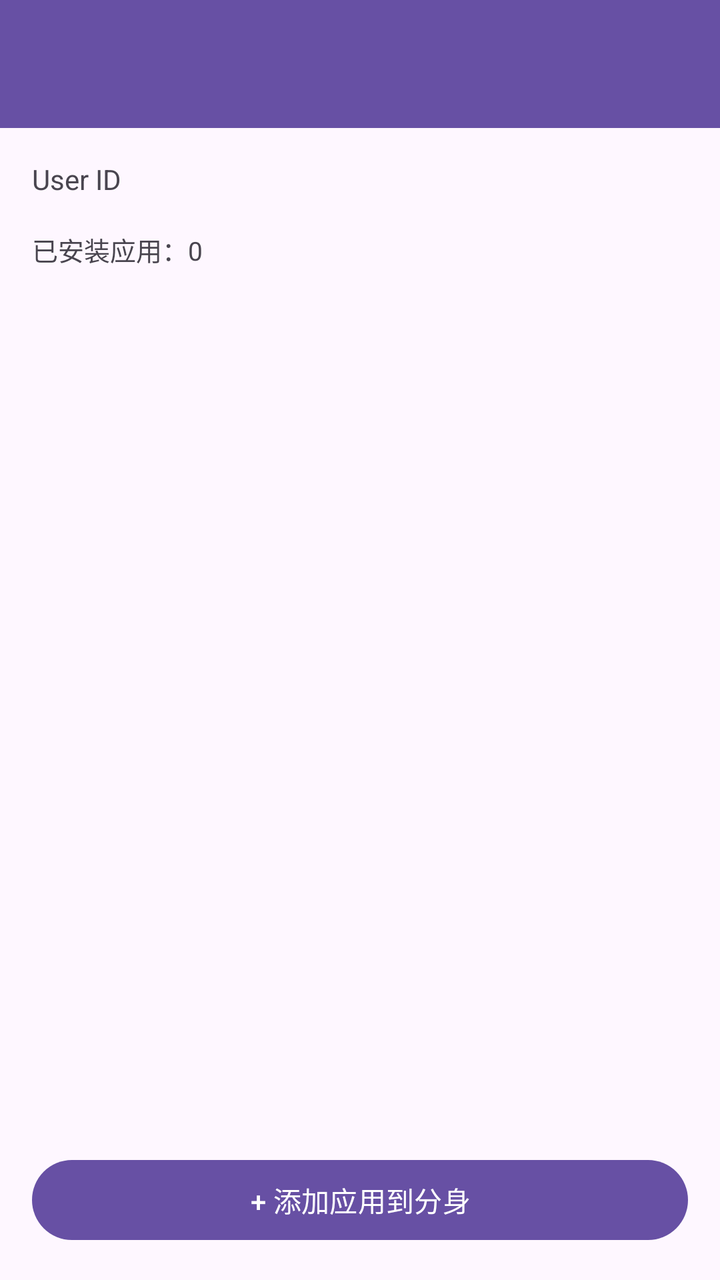
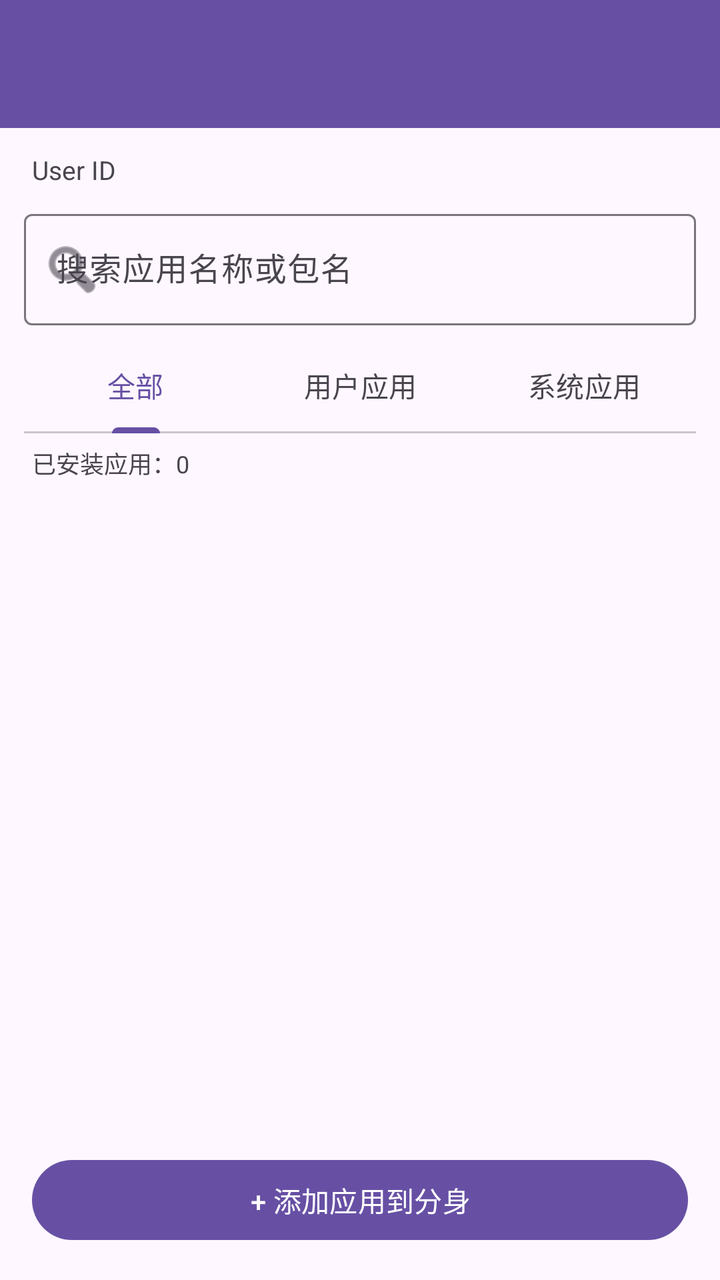

Screens rendered from an Android XML layout before and after an edit, with the pre-edit source and the edit as a unified diff.
<!-- AndroidManifest.xml: application theme Theme.CloneManager -->
<!-- res/layout/activity_clone_detail.xml -->
<?xml version="1.0" encoding="utf-8"?>
<LinearLayout xmlns:android="http://schemas.android.com/apk/res/android"
    android:layout_width="match_parent"
    android:layout_height="match_parent"
    android:orientation="vertical"
    android:background="?android:colorBackground">

    <com.google.android.material.appbar.MaterialToolbar
        android:id="@+id/toolbar"
        android:layout_width="match_parent"
        android:layout_height="?attr/actionBarSize"
        android:background="?attr/colorPrimary"
        android:titleTextColor="?attr/colorOnPrimary" />

    <TextView
        android:id="@+id/cloneInfo"
        android:layout_width="match_parent"
        android:layout_height="wrap_content"
        android:padding="16dp"
        android:textSize="14sp"
        android:text="User ID" />

    <TextView
        android:id="@+id/appCount"
        android:layout_width="match_parent"
        android:layout_height="wrap_content"
        android:paddingStart="16dp"
        android:paddingEnd="16dp"
        android:paddingBottom="8dp"
        android:textSize="13sp"
        android:textColor="?attr/colorOnSurfaceVariant"
        android:text="已安装应用：0" />

    <androidx.recyclerview.widget.RecyclerView
        android:id="@+id/appList"
        android:layout_width="match_parent"
        android:layout_height="0dp"
        android:layout_weight="1"
        android:paddingStart="12dp"
        android:paddingEnd="12dp"
        android:clipToPadding="false" />

    <com.google.android.material.button.MaterialButton
        android:id="@+id/btnAddApp"
        android:layout_width="match_parent"
        android:layout_height="wrap_content"
        android:layout_margin="16dp"
        android:text="+ 添加应用到分身" />

</LinearLayout>
<!-- resources referenced by this layout -->
<resources>
  <style name="Theme.CloneManager" parent="Theme.Material3.DayNight.NoActionBar">
          <item name="android:windowLightStatusBar">true</item>
          <item name="android:statusBarColor">@android:color/transparent</item>
      </style>
</resources>

<!-- the commit's change to res/layout/activity_clone_detail.xml (unified diff, before → after) -->
@@ -1,5 +1,6 @@
 <?xml version="1.0" encoding="utf-8"?>
 <LinearLayout xmlns:android="http://schemas.android.com/apk/res/android"
+    xmlns:app="http://schemas.android.com/apk/res-auto"
     android:layout_width="match_parent"
     android:layout_height="match_parent"
     android:orientation="vertical"
@@ -16,9 +17,58 @@
         android:id="@+id/cloneInfo"
         android:layout_width="match_parent"
         android:layout_height="wrap_content"
-        android:padding="16dp"
-        android:textSize="14sp"
+        android:paddingStart="16dp"
+        android:paddingEnd="16dp"
+        android:paddingTop="12dp"
+        android:paddingBottom="4dp"
+        android:textSize="13sp"
         android:text="User ID" />
+
+    <com.google.android.material.textfield.TextInputLayout
+        android:id="@+id/searchLayout"
+        android:layout_width="match_parent"
+        android:layout_height="wrap_content"
+        android:layout_marginStart="12dp"
+        android:layout_marginEnd="12dp"
+        android:layout_marginTop="4dp"
+        app:boxBackgroundMode="outline"
+        app:startIconDrawable="@android:drawable/ic_menu_search"
+        android:hint="搜索应用名称或包名">
+
+        <com.google.android.material.textfield.TextInputEditText
+            android:id="@+id/searchInput"
+            android:layout_width="match_parent"
+            android:layout_height="wrap_content"
+            android:inputType="text"
+            android:imeOptions="actionSearch"
+            android:maxLines="1" />
+    </com.google.android.material.textfield.TextInputLayout>
+
+    <com.google.android.material.tabs.TabLayout
+        android:id="@+id/filterTabs"
+        android:layout_width="match_parent"
+        android:layout_height="wrap_content"
+        android:layout_marginStart="12dp"
+        android:layout_marginEnd="12dp"
+        android:layout_marginTop="6dp"
+        app:tabMode="fixed"
+        app:tabGravity="fill">
+
+        <com.google.android.material.tabs.TabItem
+            android:layout_width="wrap_content"
+            android:layout_height="wrap_content"
+            android:text="全部" />
+
+        <com.google.android.material.tabs.TabItem
+            android:layout_width="wrap_content"
+            android:layout_height="wrap_content"
+            android:text="用户应用" />
+
+        <com.google.android.material.tabs.TabItem
+            android:layout_width="wrap_content"
+            android:layout_height="wrap_content"
+            android:text="系统应用" />
+    </com.google.android.material.tabs.TabLayout>
 
     <TextView
         android:id="@+id/appCount"
@@ -26,8 +76,9 @@
         android:layout_height="wrap_content"
         android:paddingStart="16dp"
         android:paddingEnd="16dp"
-        android:paddingBottom="8dp"
-        android:textSize="13sp"
+        android:paddingTop="6dp"
+        android:paddingBottom="2dp"
+        android:textSize="12sp"
         android:textColor="?attr/colorOnSurfaceVariant"
         android:text="已安装应用：0" />
 
